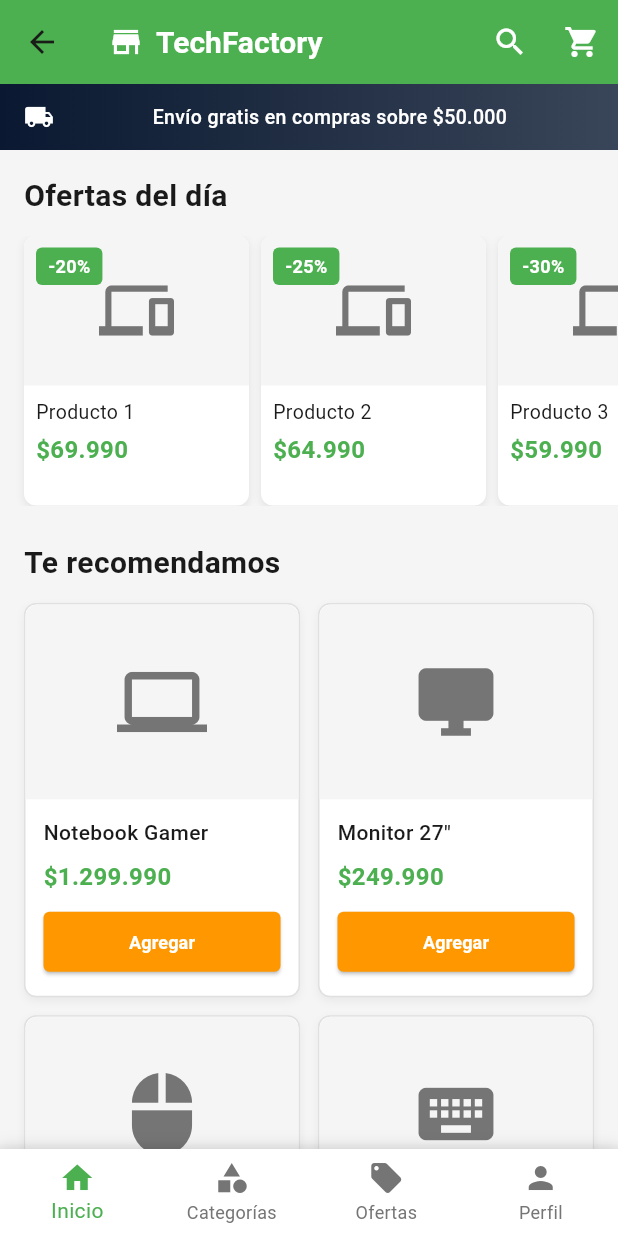
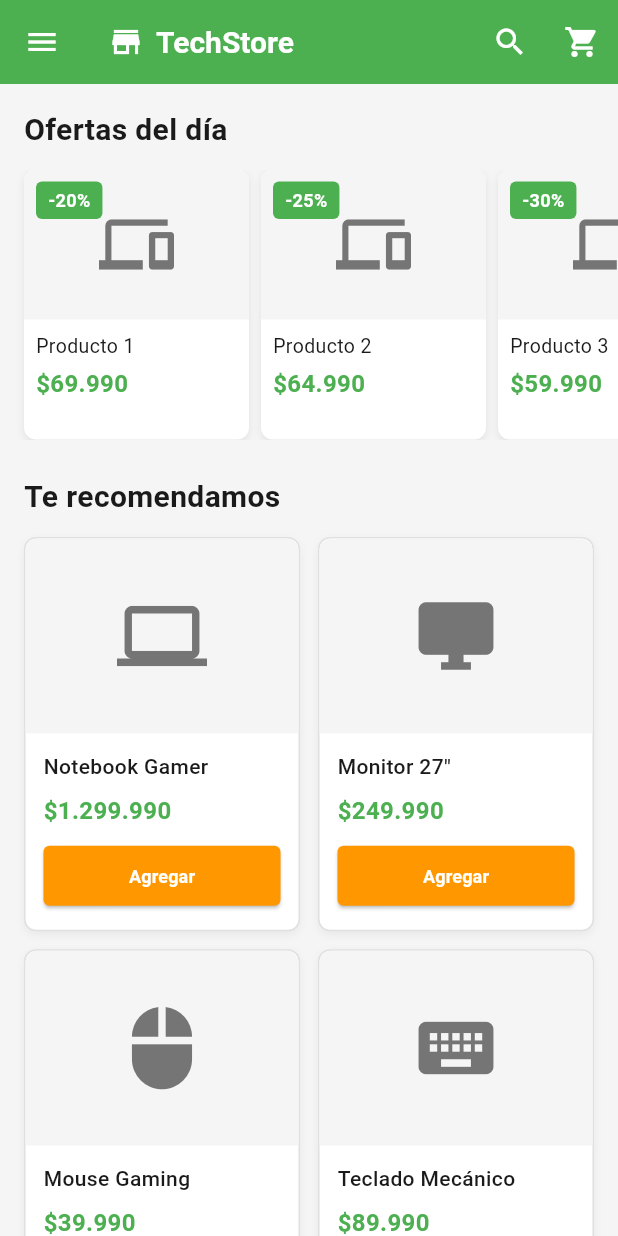
Before and after one commit to GabrielMolinaUsm135/PROYECTO-MOVIL-FRONTEND, a Flutter app: the HomePage screen opened by its route, on a phone screen of 412 x 824 dp. Run offline on Flutter 3.47's test engine with Material 3 defaults, Android fonts, the phone set to English and light mode, and no system bars.

Commit message:
main "hecho" pal cri
pdidi

```diff
--- a/flutter_application_1/lib/vistas/BottomNav.dart
+++ b/flutter_application_1/lib/vistas/BottomNav.dart
@@ -3,7 +3,7 @@ import 'package:flutter_application_1/vistas/AudifonosView.dart';
 import 'package:flutter_application_1/vistas/MouseView.dart';
 import 'package:flutter_application_1/vistas/MonitorView.dart';
 import 'package:flutter_application_1/vistas/TecladoView.dart';
-import 'package:flutter_application_1/vistas/homeView.dart';
+
 
 class Bottomnav extends StatefulWidget {
   const Bottomnav({super.key});
@@ -17,7 +17,6 @@ int _currentIndex = 2;
 final List<Map<String, dynamic>> _paginas = [
   {'pagina': TabTeclado(), 'texto': 'Teclados', 'color':0xffd80111, 'icono': Icons.keyboard},
   {'pagina': TabMouse(), 'texto': 'Mouses', 'color':0xffd80133, 'icono': Icons.mouse},
-  {'pagina': HomeView(), 'texto': 'Inicio', 'color':0xffd80100, 'icono': Icons.home},
   {'pagina': TabMonitor(), 'texto': 'Monitores', 'color':0xffd80144, 'icono': Icons.tv},
   {'pagina': TabAudifonos(), 'texto': 'Audifonos', 'color':0xffd80163, 'icono': Icons.headphones},
 ];
--- a/flutter_application_1/lib/vistas/HomePage.dart
+++ b/flutter_application_1/lib/vistas/HomePage.dart
@@ -11,12 +11,27 @@ class HomePage extends StatelessWidget {
       appBar: AppBar(
         backgroundColor: primaryColor,
         elevation: 0,
+        automaticallyImplyLeading: false,
+        leading: PopupMenuButton<String>(
+          icon: const Icon(Icons.menu, color: Colors.white),
+          onSelected: (value) {
+            if (value == 'logout') {
+              Navigator.pushNamedAndRemoveUntil(context, '/', (route) => false);
+            }
+          },
+          itemBuilder: (context) => [
+            const PopupMenuItem<String>(
+              value: 'logout',
+              child: Text('Cerrar sesión'),
+            ),
+          ],
+        ),
         title: Row(
-          children: [
+          children: const [
             Icon(Icons.store, color: Colors.white),
             SizedBox(width: 8),
             Text(
-              'TechFactory',
+              'TechStore',
               style: TextStyle(
                 color: Colors.white,
                 fontWeight: FontWeight.bold,
@@ -27,11 +42,11 @@ class HomePage extends StatelessWidget {
         ),
         actions: [
           IconButton(
-            icon: Icon(Icons.search, color: Colors.white),
+            icon: const Icon(Icons.search, color: Colors.white),
             onPressed: () {},
           ),
           IconButton(
-            icon: Icon(Icons.shopping_cart, color: Colors.white),
+            icon: const Icon(Icons.shopping_cart, color: Colors.white),
             onPressed: () {},
           ),
         ],
@@ -40,91 +55,37 @@ class HomePage extends StatelessWidget {
         child: Column(
           crossAxisAlignment: CrossAxisAlignment.start,
           children: [
-            _buildPromoBanner(),
-            SizedBox(height: 16),
-            _buildSectionTitle('Ofertas del día'),
-            SizedBox(height: 12),
-            _buildOffersSlider(),
-            SizedBox(height: 24),
-            _buildSectionTitle('Te recomendamos'),
-            SizedBox(height: 12),
-            _buildRecommendedProducts(),
-            SizedBox(height: 24),
-          ],
-        ),
-      ),
-      bottomNavigationBar: _buildBottomNav(),
-    );
-  }
-
-  Widget _buildPromoBanner() {
-    return Container(
-      width: double.infinity,
-      padding: EdgeInsets.symmetric(vertical: 12, horizontal: 16),
-      decoration: BoxDecoration(
-        gradient: LinearGradient(
-          colors: [secondaryColor, secondaryColor.withOpacity(0.8)],
-          begin: Alignment.centerLeft,
-          end: Alignment.centerRight,
-        ),
-      ),
-      child: Row(
-        mainAxisAlignment: MainAxisAlignment.center,
-        children: [
-          Icon(Icons.local_shipping, color: Colors.white, size: 20),
-          SizedBox(width: 8),
-          Expanded(
+            const SizedBox(height: 16),
+            Padding(
+              padding: const EdgeInsets.symmetric(horizontal: 16),
               child: Text(
-              'Envío gratis en compras sobre \$50.000',
-              style: TextStyle(
-                color: Colors.white,
-                fontSize: 13,
-                fontWeight: FontWeight.w500,
-              ),
-              textAlign: TextAlign.center,
-            ),
-          ),
-        ],
-      ),
-    );
-  }
-
-  Widget _buildSectionTitle(String title) {
-    return Padding(
-      padding: EdgeInsets.symmetric(horizontal: 16),
-      child: Text(
-        title,
+                'Ofertas del día',
                 style: TextStyle(
                   fontSize: 20,
                   fontWeight: FontWeight.bold,
                   color: textColor,
                 ),
               ),
-    );
-  }
-
-  Widget _buildOffersSlider() {
-    return SizedBox(
+            ),
+            const SizedBox(height: 12),
+            SizedBox(
               height: 180,
               child: ListView.builder(
                 scrollDirection: Axis.horizontal,
-        padding: EdgeInsets.symmetric(horizontal: 12),
+                padding: const EdgeInsets.symmetric(horizontal: 12),
                 itemCount: 4,
                 itemBuilder: (context, index) {
-          return _buildOfferCard(
-            'Producto ${index + 1}',
-            '\$${(69990 - index * 5000).toString().replaceAllMapped(RegExp(r'(\d{1,3})(?=(\d{3})+(?!\d))'), (Match m) => '${m[1]}.')}',
-            '-${20 + index * 5}%',
-          );
-        },
-      ),
-    );
-  }
+                  final name = 'Producto ${index + 1}';
+                  final rawPrice = 69990 - index * 5000;
+                  final formatted = rawPrice
+                      .toString()
+                      .replaceAllMapped(RegExp(r'(\d{1,3})(?=(\d{3})+(?!\d))'), (m) => '${m[1]}.');
+                  final price = '\$' + formatted;
+                  final discount = '-${20 + index * 5}%';
 
-  Widget _buildOfferCard(String name, String price, String discount) {
                   return Container(
                     width: 150,
-      margin: EdgeInsets.symmetric(horizontal: 4),
+                    margin: const EdgeInsets.symmetric(horizontal: 4),
                     decoration: BoxDecoration(
                       color: Colors.white,
                       borderRadius: BorderRadius.circular(8),
@@ -132,7 +93,7 @@ class HomePage extends StatelessWidget {
                         BoxShadow(
                           color: Colors.black.withOpacity(0.08),
                           blurRadius: 4,
-            offset: Offset(0, 2),
+                          offset: const Offset(0, 2),
                         ),
                       ],
                     ),
@@ -145,9 +106,9 @@ class HomePage extends StatelessWidget {
                               height: 100,
                               decoration: BoxDecoration(
                                 color: backgroundColor,
-                  borderRadius: BorderRadius.vertical(top: Radius.circular(8)),
+                                borderRadius: const BorderRadius.vertical(top: Radius.circular(8)),
                               ),
-                child: Center(
+                              child: const Center(
                                 child: Icon(
                                   Icons.devices,
                                   size: 50,
@@ -159,14 +120,14 @@ class HomePage extends StatelessWidget {
                               top: 8,
                               left: 8,
                               child: Container(
-                  padding: EdgeInsets.symmetric(horizontal: 8, vertical: 4),
+                                padding: const EdgeInsets.symmetric(horizontal: 8, vertical: 4),
                                 decoration: BoxDecoration(
                                   color: primaryColor,
                                   borderRadius: BorderRadius.circular(4),
                                 ),
                                 child: Text(
                                   discount,
-                    style: TextStyle(
+                                  style: const TextStyle(
                                     color: Colors.white,
                                     fontWeight: FontWeight.bold,
                                     fontSize: 12,
@@ -177,23 +138,23 @@ class HomePage extends StatelessWidget {
                           ],
                         ),
                         Padding(
-            padding: EdgeInsets.all(8),
+                          padding: const EdgeInsets.all(8),
                           child: Column(
                             crossAxisAlignment: CrossAxisAlignment.start,
                             children: [
                               Text(
                                 name,
-                  style: TextStyle(
+                                style: const TextStyle(
                                   fontSize: 13,
                                   color: textColor,
                                 ),
                                 maxLines: 2,
                                 overflow: TextOverflow.ellipsis,
                               ),
-                SizedBox(height: 4),
+                              const SizedBox(height: 4),
                               Text(
                                 price,
-                  style: TextStyle(
+                                style: const TextStyle(
                                   fontSize: 16,
                                   fontWeight: FontWeight.bold,
                                   color: primaryColor,
@@ -205,14 +166,27 @@ class HomePage extends StatelessWidget {
                       ],
                     ),
                   );
-  }
-
-  Widget _buildRecommendedProducts() {
-    return GridView.builder(
+                },
+              ),
+            ),
+            const SizedBox(height: 24),
+            Padding(
+              padding: const EdgeInsets.symmetric(horizontal: 16),
+              child: Text(
+                'Te recomendamos',
+                style: const TextStyle(
+                  fontSize: 20,
+                  fontWeight: FontWeight.bold,
+                  color: textColor,
+                ),
+              ),
+            ),
+            const SizedBox(height: 12),
+            GridView.builder(
               shrinkWrap: true,
-      physics: NeverScrollableScrollPhysics(),
-      padding: EdgeInsets.symmetric(horizontal: 16),
-      gridDelegate: SliverGridDelegateWithFixedCrossAxisCount(
+              physics: const NeverScrollableScrollPhysics(),
+              padding: const EdgeInsets.symmetric(horizontal: 16),
+              gridDelegate: const SliverGridDelegateWithFixedCrossAxisCount(
                 crossAxisCount: 2,
                 childAspectRatio: 0.7,
                 crossAxisSpacing: 12,
@@ -227,16 +201,10 @@ class HomePage extends StatelessWidget {
                   {'name': 'Teclado Mecánico', 'price': '\$89.990', 'icon': Icons.keyboard},
                 ];
 
-        return _buildProductCard(
-          products[index]['name'] as String,
-          products[index]['price'] as String,
-          products[index]['icon'] as IconData,
-        );
-      },
-    );
-  }
+                final name = products[index]['name'] as String;
+                final price = products[index]['price'] as String;
+                final icon = products[index]['icon'] as IconData;
 
-  Widget _buildProductCard(String name, String price, IconData icon) {
                 return Container(
                   decoration: BoxDecoration(
                     color: Colors.white,
@@ -246,7 +214,7 @@ class HomePage extends StatelessWidget {
                       BoxShadow(
                         color: Colors.black.withOpacity(0.05),
                         blurRadius: 4,
-            offset: Offset(0, 2),
+                        offset: const Offset(0, 2),
                       ),
                     ],
                   ),
@@ -255,7 +223,7 @@ class HomePage extends StatelessWidget {
                     children: [
                       Expanded(
                         child: Container(
-              decoration: BoxDecoration(
+                          decoration: const BoxDecoration(
                             color: backgroundColor,
                             borderRadius: BorderRadius.vertical(top: Radius.circular(8)),
                           ),
@@ -269,13 +237,13 @@ class HomePage extends StatelessWidget {
                         ),
                       ),
                       Padding(
-            padding: EdgeInsets.all(12),
+                        padding: const EdgeInsets.all(12),
                         child: Column(
                           crossAxisAlignment: CrossAxisAlignment.start,
                           children: [
                             Text(
                               name,
-                  style: TextStyle(
+                              style: const TextStyle(
                                 fontSize: 14,
                                 color: textColor,
                                 fontWeight: FontWeight.w500,
@@ -283,16 +251,16 @@ class HomePage extends StatelessWidget {
                               maxLines: 2,
                               overflow: TextOverflow.ellipsis,
                             ),
-                SizedBox(height: 8),
+                            const SizedBox(height: 8),
                             Text(
                               price,
-                  style: TextStyle(
+                              style: const TextStyle(
                                 fontSize: 16,
                                 fontWeight: FontWeight.bold,
                                 color: primaryColor,
                               ),
                             ),
-                SizedBox(height: 8),
+                            const SizedBox(height: 8),
                             SizedBox(
                               width: double.infinity,
                               child: ElevatedButton(
@@ -300,12 +268,12 @@ class HomePage extends StatelessWidget {
                                 style: ElevatedButton.styleFrom(
                                   backgroundColor: accentColor,
                                   foregroundColor: Colors.white,
-                      padding: EdgeInsets.symmetric(vertical: 8),
+                                  padding: const EdgeInsets.symmetric(vertical: 8),
                                   shape: RoundedRectangleBorder(
                                     borderRadius: BorderRadius.circular(4),
                                   ),
                                 ),
-                    child: Text(
+                                child: const Text(
                                   'Agregar',
                                   style: TextStyle(fontSize: 12, fontWeight: FontWeight.w600),
                                 ),
@@ -317,44 +285,11 @@ class HomePage extends StatelessWidget {
                     ],
                   ),
                 );
-  }
-
-  Widget _buildBottomNav() {
-    return Container(
-      decoration: BoxDecoration(
-        color: Colors.white,
-        boxShadow: [
-          BoxShadow(
-            color: Colors.black.withOpacity(0.1),
-            blurRadius: 8,
-            offset: Offset(0, -2),
+              },
             ),
+            const SizedBox(height: 24),
           ],
         ),
-      child: BottomNavigationBar(
-        backgroundColor: Colors.white,
-        type: BottomNavigationBarType.fixed,
-        selectedItemColor: primaryColor,
-        unselectedItemColor: textSecondary,
-        currentIndex: 0,
-        items: [
-          BottomNavigationBarItem(
-            icon: Icon(Icons.home),
-            label: 'Inicio',
-          ),
-          BottomNavigationBarItem(
-            icon: Icon(Icons.category),
-            label: 'Categorías',
-          ),
-          BottomNavigationBarItem(
-            icon: Icon(Icons.local_offer),
-            label: 'Ofertas',
-          ),
-          BottomNavigationBarItem(
-            icon: Icon(Icons.person),
-            label: 'Perfil',
-          ),
-        ],
       ),
     );
   }
--- a/flutter_application_1/lib/vistas/Login/LoginView.dart
+++ b/flutter_application_1/lib/vistas/Login/LoginView.dart
@@ -1,6 +1,6 @@
 import 'package:flutter/material.dart';
 import 'package:flutter_application_1/constants/app_colors.dart';
-import 'package:flutter_application_1/vistas/HomePage.dart';
+
 
 class LoginView extends StatefulWidget {
   const LoginView({super.key});
@@ -22,23 +22,6 @@ class _LoginViewState extends State<LoginView> {
     super.dispose();
   }
 
-  void _handleSubmit() {
-    setState(() => _error = null);
-    if (!_formKey.currentState!.validate()) return;
-
-    final email = _emailController.text.trim();
-    final password = _passwordController.text;
-
-    if (email.isEmpty || password.isEmpty) {
-      setState(() => _error = 'Debe completar todos los campos');
-      return;
-    }
-
-    Navigator.pushReplacement(
-      context,
-      MaterialPageRoute(builder: (context) => HomePage()),
-    );
-  }
 
   @override
   Widget build(BuildContext context) {
@@ -92,12 +75,28 @@ class _LoginViewState extends State<LoginView> {
                           SizedBox(
                             width: double.infinity,
                             child: ElevatedButton(
-                              onPressed: _handleSubmit,
+                              onPressed: () => Navigator.pushNamed(context, '/home'),
                               child: const Padding(
                                 padding: EdgeInsets.symmetric(vertical: 12.0),
                                 child: Text('Entrar'),
                               ),
                             ),
+                          ),
+                          const SizedBox(height: 8),
+                          Row(
+                            mainAxisAlignment: MainAxisAlignment.spaceBetween,
+                            children: [
+                              TextButton(
+                                onPressed: () => Navigator.pushNamed(context, '/cambiar-pass'),
+                                style: TextButton.styleFrom(foregroundColor: primaryColor),
+                                child: const Text('Cambiar contraseña'),
+                              ),
+                              TextButton(
+                                onPressed: () => Navigator.pushNamed(context, '/crear-cuenta'),
+                                style: TextButton.styleFrom(foregroundColor: primaryColor),
+                                child: const Text('Crear cuenta'),
+                              ),
+                            ],
                           ),
                           if (_error != null) ...[
                             const SizedBox(height: 12),
--- a/flutter_application_1/lib/vistas/homeView.dart
+++ /dev/null
@@ -1,14 +0,0 @@
-import 'package:flutter/material.dart';
-
-class HomeView extends StatelessWidget {
-  const HomeView({super.key});
-
-  @override
-  Widget build(BuildContext context) {
-    return Scaffold(
-      appBar: AppBar(
-        title: Text('Bienvenidos a TechStore!'),
-      ),
-    );
-  }
-}
```
Also changed, not shown: flutter_application_1/flutter_01.png (added). Lines whose indentation alone changed are shown as unchanged.
